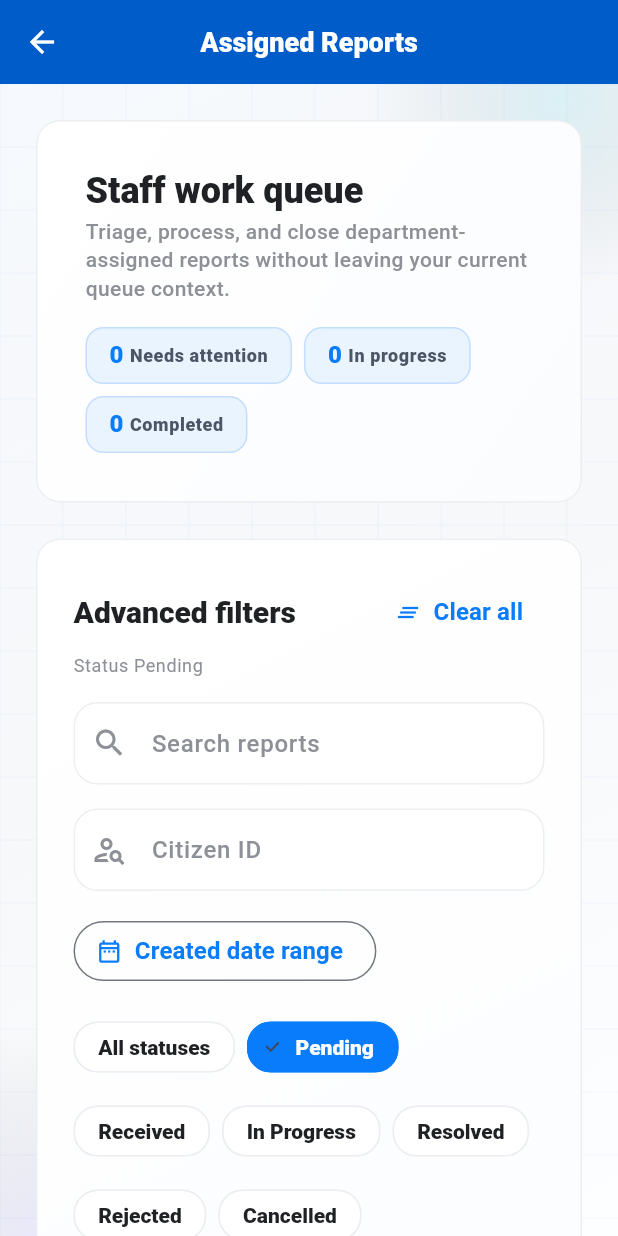
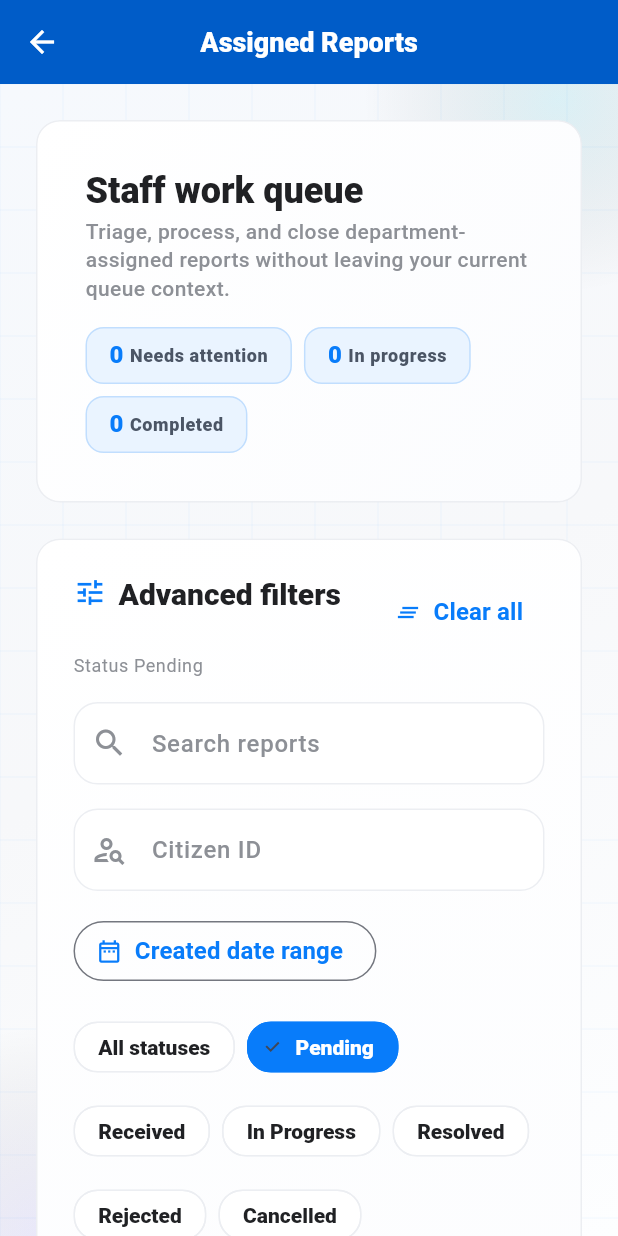
Before and after one commit to nthpepper06/CivicHub, a Flutter app: the _StaffReportsView screen opened directly, after a tap on "Pending", on a phone screen of 412 x 824 dp. Run offline on Flutter 3.47's test engine with Material 3 defaults, Android fonts, the phone set to English and light mode, and no system bars; our stand-ins replace dio, equatable, flutter_bloc, flutter_secure_storage, go_router; accounts and stored records are empty; network calls fail; Roboto replaces fonts that are missing (Montserrat).

Commit message:
feat(staff): complete Sprint 5.5 production polish

```diff
--- a/civichub-mobile/lib/features/staff/presentation/screens/staff_reports_screen.dart
+++ b/civichub-mobile/lib/features/staff/presentation/screens/staff_reports_screen.dart
@@ -22,7 +22,9 @@ import '../../domain/repositories/staff_repository.dart';
 import '../cubit/staff_reports_cubit.dart';
 import '../cubit/staff_reports_state.dart';
 import '../cubit/staff_workspace_cubit.dart';
+import '../widgets/staff_section_header.dart';
 import '../widgets/staff_report_card.dart';
+import '../workflow/staff_queue_buckets.dart';
 import '../workflow/staff_queue_session.dart';
 
 class StaffReportsScreen extends StatelessWidget {
@@ -104,6 +106,7 @@ class _StaffReportsViewState extends State<_StaffReportsView> {
             child: BlocBuilder<StaffReportsCubit, StaffReportsState>(
               builder: (context, state) {
                 StaffQueueSession.remember(state.reports);
+                final buckets = StaffQueueBuckets.fromReports(state.reports);
                 _syncControllers(state);
                 return RefreshIndicator(
                   onRefresh: context.read<StaffReportsCubit>().refresh,
@@ -119,7 +122,7 @@ class _StaffReportsViewState extends State<_StaffReportsView> {
                             child: Column(
                               crossAxisAlignment: CrossAxisAlignment.stretch,
                               children: [
-                                _QueueHeader(state: state),
+                                _QueueHeader(buckets: buckets),
                                 const SizedBox(height: AppSpacing.lg),
                                 _FilterPanel(
                                   state: state,
@@ -179,7 +182,7 @@ class _StaffReportsViewState extends State<_StaffReportsView> {
                                 children: [
                                   _ProductivityBar(state: state),
                                   const SizedBox(height: AppSpacing.lg),
-                                  _QueueSections(state: state),
+                                  _QueueSections(buckets: buckets),
                                 ],
                               ),
                             ),
@@ -223,15 +226,12 @@ class _StaffReportsViewState extends State<_StaffReportsView> {
 }
 
 class _QueueHeader extends StatelessWidget {
-  const _QueueHeader({required this.state});
+  const _QueueHeader({required this.buckets});
 
-  final StaffReportsState state;
+  final StaffQueueBuckets buckets;
 
   @override
   Widget build(BuildContext context) {
-    final attention = _needsAttention(state.reports).length;
-    final inProgress = _inProgress(state.reports).length;
-    final completed = _completed(state.reports).length;
     return PremiumSurface(
       padding: const EdgeInsets.all(AppSpacing.xl),
       child: LayoutBuilder(
@@ -259,9 +259,15 @@ class _QueueHeader extends StatelessWidget {
             spacing: AppSpacing.sm,
             runSpacing: AppSpacing.sm,
             children: [
-              _QueuePill(label: 'Needs attention', value: attention),
-              _QueuePill(label: 'In progress', value: inProgress),
-              _QueuePill(label: 'Completed', value: completed),
+              _QueuePill(
+                label: 'Needs attention',
+                value: buckets.needsAttention.length,
+              ),
+              _QueuePill(
+                label: 'In progress',
+                value: buckets.inProgress.length,
+              ),
+              _QueuePill(label: 'Completed', value: buckets.completed.length),
             ],
           );
           if (!wide) {
@@ -351,18 +357,11 @@ class _FilterPanel extends StatelessWidget {
       child: Column(
         crossAxisAlignment: CrossAxisAlignment.start,
         children: [
-          Row(
-            children: [
-              Expanded(
-                child: Text(
-                  'Advanced filters',
-                  style: Theme.of(
-                    context,
-                  ).textTheme.titleLarge?.copyWith(fontWeight: FontWeight.w900),
-                ),
-              ),
-              if (state.hasActiveFilters)
-                TextButton.icon(
+          StaffSectionHeader(
+            title: 'Advanced filters',
+            icon: Icons.tune_outlined,
+            trailing: state.hasActiveFilters
+                ? TextButton.icon(
                     onPressed: () {
                       searchController.clear();
                       citizenController.clear();
@@ -370,8 +369,8 @@ class _FilterPanel extends StatelessWidget {
                     },
                     icon: const Icon(Icons.clear_all, size: 18),
                     label: const Text('Clear all'),
-                ),
-            ],
+                  )
+                : null,
           ),
           const SizedBox(height: AppSpacing.xs),
           Text(
@@ -384,7 +383,10 @@ class _FilterPanel extends StatelessWidget {
           LayoutBuilder(
             builder: (context, constraints) {
               final wide = constraints.maxWidth >= 760;
-              final search = TextField(
+              final search = Semantics(
+                textField: true,
+                label: 'Search assigned reports',
+                child: TextField(
                   controller: searchController,
                   onChanged: onSearchChanged,
                   onSubmitted: context.read<StaffReportsCubit>().applySearch,
@@ -403,8 +405,12 @@ class _FilterPanel extends StatelessWidget {
                             icon: const Icon(Icons.close),
                           ),
                   ),
+                ),
               );
-              final citizen = TextField(
+              final citizen = Semantics(
+                textField: true,
+                label: 'Filter by citizen id',
+                child: TextField(
                   controller: citizenController,
                   keyboardType: TextInputType.number,
                   inputFormatters: [FilteringTextInputFormatter.digitsOnly],
@@ -425,6 +431,7 @@ class _FilterPanel extends StatelessWidget {
                                   .applyCitizenFilter('');
                             },
                             icon: const Icon(Icons.close),
+                          ),
                   ),
                 ),
               );
@@ -708,7 +715,11 @@ class _ProductivityAction extends StatelessWidget {
 
   @override
   Widget build(BuildContext context) {
-    return PremiumSurface(
+    return Semantics(
+      button: true,
+      enabled: enabled,
+      label: label,
+      child: PremiumSurface(
         onTap: enabled ? onTap : null,
         padding: const EdgeInsets.all(AppSpacing.md),
         borderColor: enabled
@@ -729,17 +740,22 @@ class _ProductivityAction extends StatelessWidget {
                 ),
               ),
             ),
-          const Icon(Icons.arrow_forward_ios, size: 14, color: AppColors.muted),
+            const Icon(
+              Icons.arrow_forward_ios,
+              size: 14,
+              color: AppColors.muted,
+            ),
           ],
+        ),
       ),
     );
   }
 }
 
 class _QueueSections extends StatelessWidget {
-  const _QueueSections({required this.state});
+  const _QueueSections({required this.buckets});
 
-  final StaffReportsState state;
+  final StaffQueueBuckets buckets;
 
   @override
   Widget build(BuildContext context) {
@@ -748,20 +764,20 @@ class _QueueSections extends StatelessWidget {
         title: 'Needs Attention',
         emptyTitle: 'No pending work',
         emptyMessage: 'Pending and received reports will appear here.',
-        reports: _needsAttention(state.reports),
+        reports: buckets.needsAttention,
       ),
       _QueueSectionData(
         title: 'In Progress',
         emptyTitle: 'Nothing in progress',
         emptyMessage: 'Reports being processed will appear here.',
-        reports: _inProgress(state.reports),
+        reports: buckets.inProgress,
       ),
       _QueueSectionData(
         title: 'Completed',
         emptyTitle: 'Everything here is still open',
         emptyMessage:
             'Resolved, rejected, and cancelled reports will appear here.',
-        reports: _completed(state.reports),
+        reports: buckets.completed,
       ),
     ];
     return LayoutBuilder(
@@ -821,24 +837,15 @@ class _QueueSection extends StatelessWidget {
       child: Column(
         crossAxisAlignment: CrossAxisAlignment.stretch,
         children: [
-          Row(
-            children: [
-              Expanded(
-                child: Text(
-                  section.title,
-                  style: Theme.of(context).textTheme.titleMedium?.copyWith(
-                    fontWeight: FontWeight.w900,
-                  ),
-                ),
-              ),
-              Text(
+          StaffSectionHeader(
+            title: section.title,
+            trailing: Text(
               '${section.reports.length}',
               style: Theme.of(context).textTheme.labelLarge?.copyWith(
                 color: AppColors.primary,
                 fontWeight: FontWeight.w900,
               ),
             ),
-            ],
           ),
           const SizedBox(height: AppSpacing.md),
           if (section.reports.isEmpty)
@@ -918,33 +925,6 @@ class _Footer extends StatelessWidget {
   }
 }
 
-List<CitizenReportSummary> _needsAttention(List<CitizenReportSummary> reports) {
-  return reports
-      .where(
-        (report) =>
-            report.status == ReportStatus.pending ||
-            report.status == ReportStatus.received,
-      )
-      .toList();
-}
-
-List<CitizenReportSummary> _inProgress(List<CitizenReportSummary> reports) {
-  return reports
-      .where((report) => report.status == ReportStatus.inProgress)
-      .toList();
-}
-
-List<CitizenReportSummary> _completed(List<CitizenReportSummary> reports) {
-  return reports
-      .where(
-        (report) =>
-            report.status == ReportStatus.resolved ||
-            report.status == ReportStatus.rejected ||
-            report.status == ReportStatus.cancelled,
-      )
-      .toList();
-}
-
 String _filterSummary(StaffReportsState state) {
   if (!state.hasActiveFilters) {
     return 'Showing backend-scoped department reports.';
--- /dev/null
+++ b/civichub-mobile/lib/features/staff/presentation/widgets/staff_section_header.dart
@@ -0,0 +1,58 @@
+import 'package:flutter/material.dart';
+
+import '../../../../core/theme/app_colors.dart';
+import '../../../../core/theme/app_spacing.dart';
+
+class StaffSectionHeader extends StatelessWidget {
+  const StaffSectionHeader({
+    required this.title,
+    this.subtitle,
+    this.icon,
+    this.trailing,
+    super.key,
+  });
+
+  final String title;
+  final String? subtitle;
+  final IconData? icon;
+  final Widget? trailing;
+
+  @override
+  Widget build(BuildContext context) {
+    return Row(
+      crossAxisAlignment: CrossAxisAlignment.start,
+      children: [
+        if (icon != null) ...[
+          Icon(icon, color: AppColors.primary, size: 22),
+          const SizedBox(width: AppSpacing.sm),
+        ],
+        Expanded(
+          child: Column(
+            crossAxisAlignment: CrossAxisAlignment.start,
+            children: [
+              Text(
+                title,
+                style: Theme.of(
+                  context,
+                ).textTheme.titleLarge?.copyWith(fontWeight: FontWeight.w900),
+              ),
+              if (subtitle != null) ...[
+                const SizedBox(height: AppSpacing.xs),
+                Text(
+                  subtitle!,
+                  style: Theme.of(
+                    context,
+                  ).textTheme.bodySmall?.copyWith(color: AppColors.muted),
+                ),
+              ],
+            ],
+          ),
+        ),
+        if (trailing != null) ...[
+          const SizedBox(width: AppSpacing.md),
+          trailing!,
+        ],
+      ],
+    );
+  }
+}
--- /dev/null
+++ b/civichub-mobile/lib/features/staff/presentation/workflow/staff_queue_buckets.dart
@@ -0,0 +1,41 @@
+import '../../../reports/domain/models/report_status.dart';
+import '../../../reports/domain/models/report_summary.dart';
+
+class StaffQueueBuckets {
+  const StaffQueueBuckets({
+    required this.needsAttention,
+    required this.inProgress,
+    required this.completed,
+  });
+
+  factory StaffQueueBuckets.fromReports(List<CitizenReportSummary> reports) {
+    final needsAttention = <CitizenReportSummary>[];
+    final inProgress = <CitizenReportSummary>[];
+    final completed = <CitizenReportSummary>[];
+
+    for (final report in reports) {
+      switch (report.status) {
+        case ReportStatus.pending:
+        case ReportStatus.received:
+        case ReportStatus.unknown:
+          needsAttention.add(report);
+        case ReportStatus.inProgress:
+          inProgress.add(report);
+        case ReportStatus.resolved:
+        case ReportStatus.rejected:
+        case ReportStatus.cancelled:
+          completed.add(report);
+      }
+    }
+
+    return StaffQueueBuckets(
+      needsAttention: List.unmodifiable(needsAttention),
+      inProgress: List.unmodifiable(inProgress),
+      completed: List.unmodifiable(completed),
+    );
+  }
+
+  final List<CitizenReportSummary> needsAttention;
+  final List<CitizenReportSummary> inProgress;
+  final List<CitizenReportSummary> completed;
+}
--- a/civichub-mobile/lib/features/staff/presentation/workflow/staff_queue_session.dart
+++ b/civichub-mobile/lib/features/staff/presentation/workflow/staff_queue_session.dart
@@ -7,6 +7,10 @@ class StaffQueueSession {
 
   static void remember(List<CitizenReportSummary> reports) {
     _reports = List.unmodifiable(reports);
+  }
+
+  static void clear() {
+    _reports = const [];
   }
 
   static CitizenReportSummary? previous(int reportId) {
```
Also changed, not shown: civichub-mobile/lib/core/widgets/app_loading.dart (+8 -1 lines), civichub-mobile/lib/features/staff/presentation/screens/staff_home_screen.dart (+15 -40 lines), civichub-mobile/lib/features/staff/presentation/screens/staff_report_detail_screen.dart (+123 -55 lines), civichub-mobile/lib/features/staff/presentation/widgets/staff_meta_chip.dart (added, +45 -0 lines), civichub-mobile/lib/features/staff/presentation/widgets/staff_report_card.dart (+7 -33 lines), 4 other files. Lines whose indentation alone changed are shown as unchanged.
